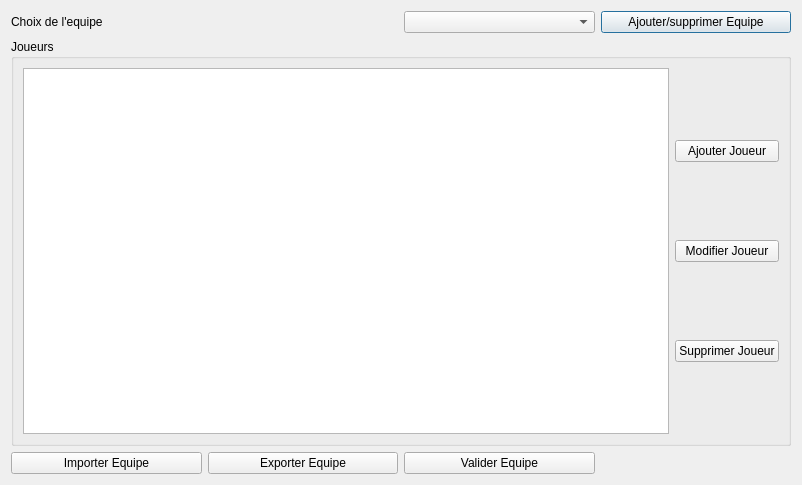
This is ui/fenetreequipe.ui in flagage/volleyclubstats as Qt 5 draws it before an edit. The edited form follows.
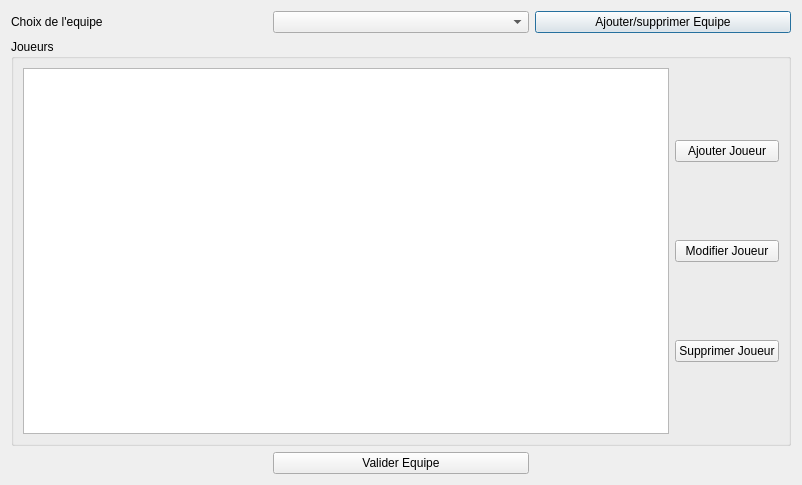
This is the edited form.

Commit message: import export excel joueur

```diff
--- a/ui/fenetreequipe.ui
+++ b/ui/fenetreequipe.ui
@@ -14,24 +14,14 @@
    <string>Gestion Equipes</string>
   </property>
   <layout class="QGridLayout" name="gridLayout_3">
-   <item row="0" column="0">
-    <widget class="QLabel" name="label">
-     <property name="text">
-      <string>Choix de l'equipe</string>
-     </property>
-    </widget>
-   </item>
    <item row="0" column="2">
-    <widget class="QComboBox" name="SuppresionBox"/>
-   </item>
-   <item row="0" column="3">
     <widget class="QPushButton" name="ButtonEquipe">
      <property name="text">
       <string>Ajouter/supprimer Equipe</string>
      </property>
     </widget>
    </item>
-   <item row="1" column="0" colspan="4">
+   <item row="1" column="0" colspan="3">
     <widget class="QGroupBox" name="groupBox">
      <property name="title">
       <string>Joueurs </string>
@@ -78,27 +68,23 @@
      </layout>
     </widget>
    </item>
-   <item row="2" column="2">
+   <item row="0" column="0">
+    <widget class="QLabel" name="label">
+     <property name="text">
+      <string>Choix de l'equipe</string>
+     </property>
+    </widget>
+   </item>
+   <item row="0" column="1">
+    <widget class="QComboBox" name="SuppresionBox"/>
+   </item>
+   <item row="2" column="1">
     <widget class="QPushButton" name="ButtonAnnuler">
      <property name="text">
       <string>Valider Equipe</string>
      </property>
     </widget>
    </item>
-   <item row="2" column="0">
-    <widget class="QPushButton" name="pushButton_Import">
-     <property name="text">
-      <string>Importer Equipe</string>
-     </property>
-    </widget>
-   </item>
-   <item row="2" column="1">
-    <widget class="QPushButton" name="pushButton_Export">
-     <property name="text">
-      <string>Exporter Equipe</string>
-     </property>
-    </widget>
-   </item>
   </layout>
  </widget>
  <resources/>
```
The commit also changes 11 other files.
